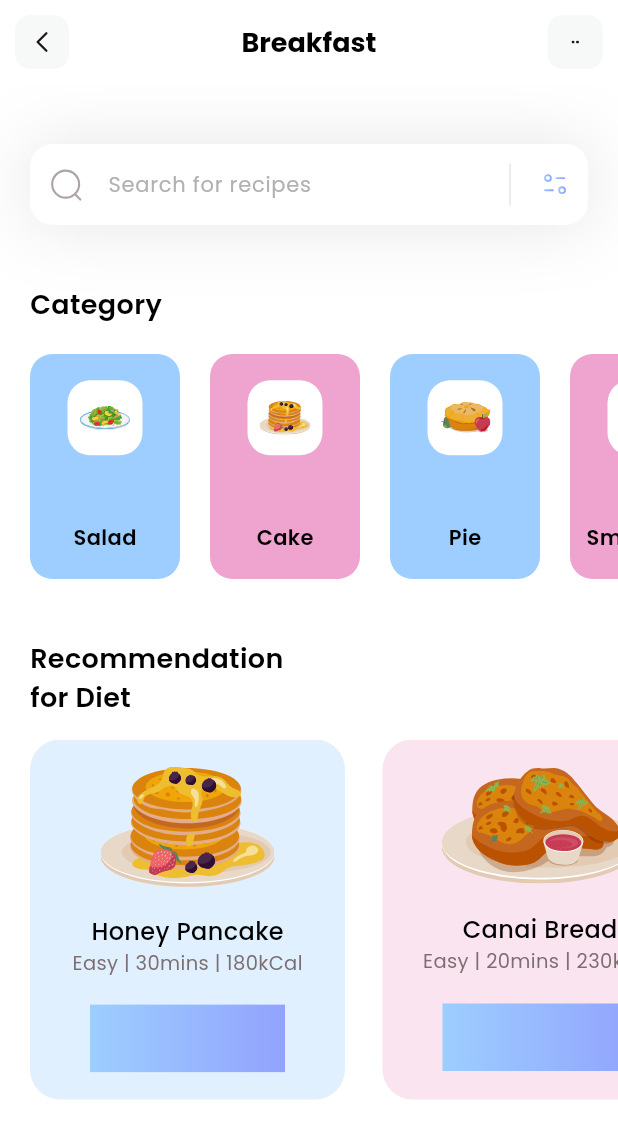
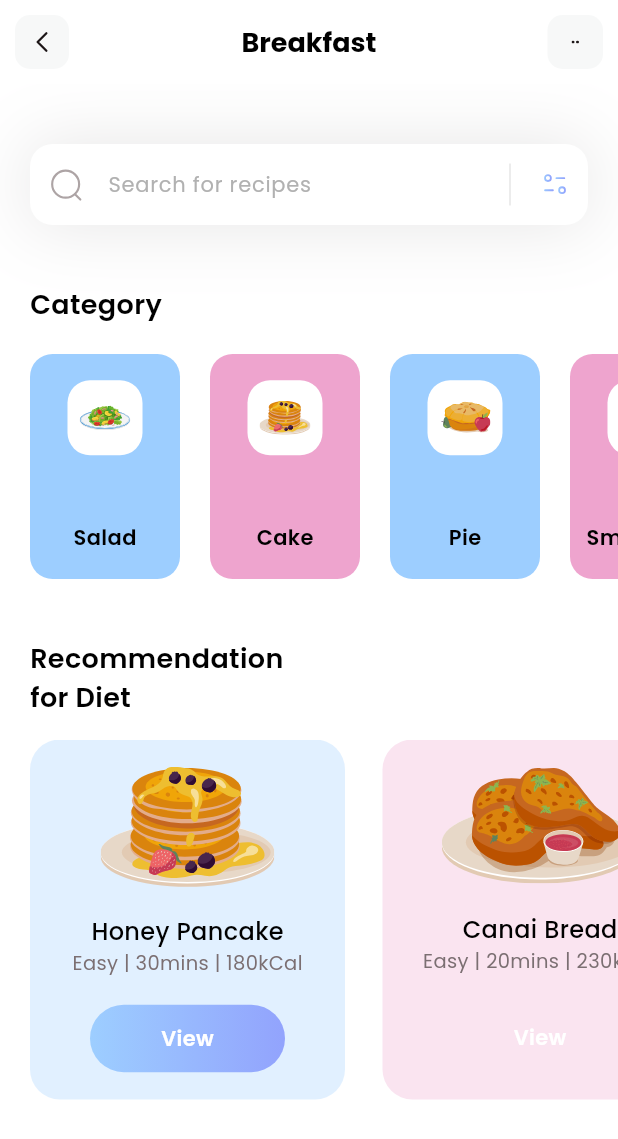
Before and after one commit to AswinAsok/flutter-fitness-app, a Flutter app: the screen it shows after launch, on a phone screen of 412 x 824 dp. Shown: the top 1139 px of the screen. Run offline on Flutter 3.47's test engine with Material 3 defaults, Android fonts, the phone set to English and light mode, and no system bars; our stand-ins replace flutter_svg.

Commit message:
feat(recommendations):implemented

```diff
--- a/lib/pages/home.dart
+++ b/lib/pages/home.dart
@@ -95,9 +95,23 @@ class HomePage extends StatelessWidget {
                                 width: 130,
                                 decoration: BoxDecoration(
                                     gradient: LinearGradient(colors: [
-                                  Color(0xff9DCEFF),
-                                  Color(0xff92A3FD)
-                                ])))
+                                      diets[index].viewIsSelected
+                                          ? Color(0xff9DCEFF)
+                                          : Colors.transparent,
+                                      diets[index].viewIsSelected
+                                          ? Color(0xff92A3FD)
+                                          : Colors.transparent
+                                    ]),
+                                    borderRadius: BorderRadius.circular(30)),
+                                child: Center(
+                                  child: Text(
+                                    'View',
+                                    style: TextStyle(
+                                        color: Colors.white,
+                                        fontWeight: FontWeight.w600,
+                                        fontSize: 14),
+                                  ),
+                                ))
                           ],
                         ),
                       );
```
